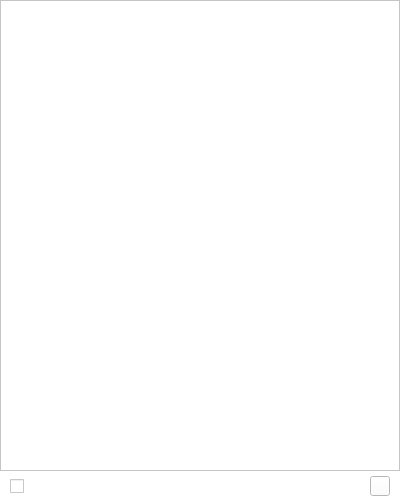
kiry665/FastPaste, file Main.ui: the form before one commit.
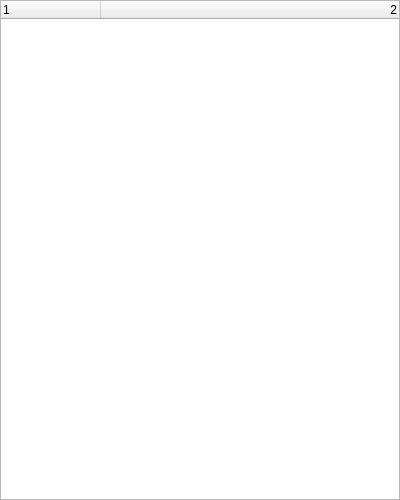
The form after the commit. Icons and pictures are not drawn.

The edit to the form file:
```diff
--- a/Main.ui
+++ b/Main.ui
@@ -16,9 +16,6 @@
   <property name="statusTip">
    <string/>
   </property>
-  <property name="styleSheet">
-   <string notr="true">background-color: rgb(255, 255, 255);</string>
-  </property>
   <widget class="QWidget" name="centralwidget">
    <widget class="QTreeWidget" name="treeWidget">
     <property name="geometry">
@@ -26,56 +23,25 @@
       <x>0</x>
       <y>0</y>
       <width>400</width>
-      <height>471</height>
+      <height>500</height>
      </rect>
     </property>
-    <property name="styleSheet">
-     <string notr="true">background-color: rgb(255, 255, 255);</string>
-    </property>
     <attribute name="headerVisible">
-     <bool>false</bool>
+     <bool>true</bool>
     </attribute>
     <column>
      <property name="text">
-      <string/>
+      <string>1</string>
      </property>
     </column>
-   </widget>
-   <widget class="QCheckBox" name="checkBox">
-    <property name="geometry">
-     <rect>
-      <x>10</x>
-      <y>476</y>
-      <width>51</width>
-      <height>21</height>
-     </rect>
-    </property>
-    <property name="text">
-     <string/>
-    </property>
-   </widget>
-   <widget class="QPushButton" name="pushButton">
-    <property name="geometry">
-     <rect>
-      <x>370</x>
-      <y>476</y>
-      <width>20</width>
-      <height>20</height>
-     </rect>
-    </property>
-    <property name="text">
-     <string/>
-    </property>
-    <property name="icon">
-     <iconset>
-      <normaloff>Images/folder.png</normaloff>Images/folder.png</iconset>
-    </property>
-    <property name="iconSize">
-     <size>
-      <width>16</width>
-      <height>16</height>
-     </size>
-    </property>
+    <column>
+     <property name="text">
+      <string>2</string>
+     </property>
+     <property name="textAlignment">
+      <set>AlignTrailing|AlignVCenter</set>
+     </property>
+    </column>
    </widget>
   </widget>
  </widget>
```
